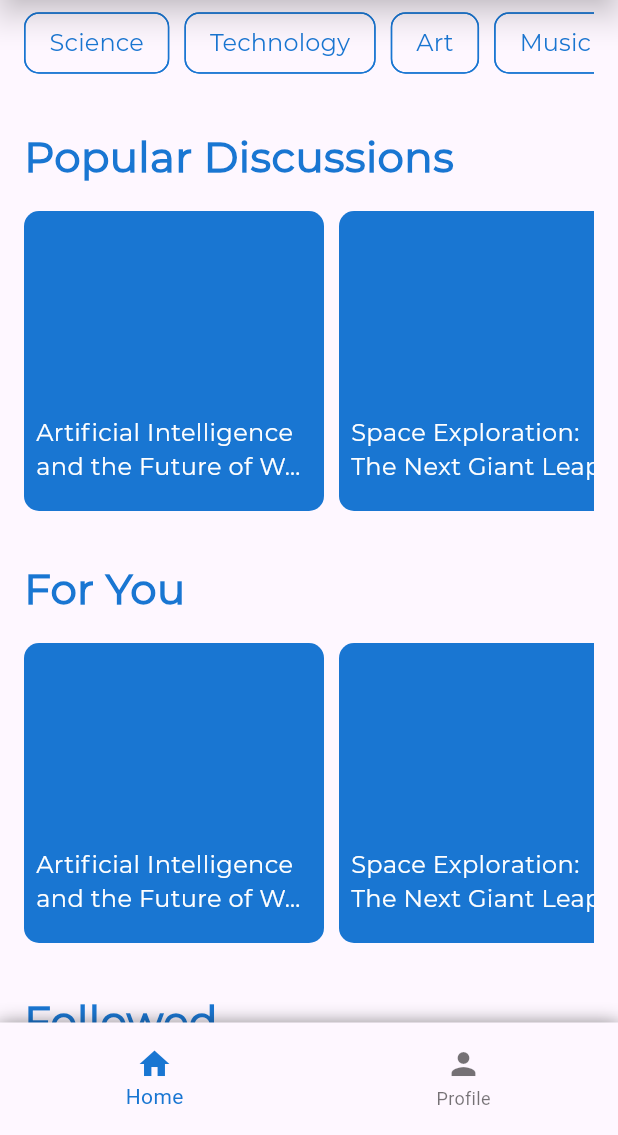
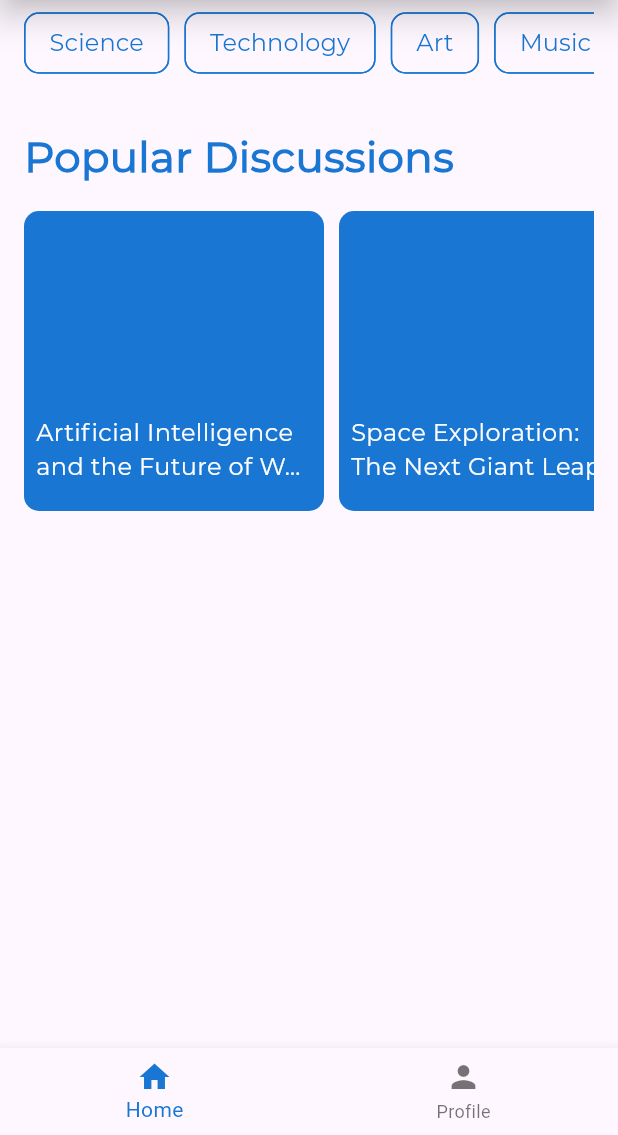
Before and after one commit to MuhIbrahimm/aplikasi_mobile, a Flutter app: the screen it shows after launch, after a tap on "Login", on a phone screen of 412 x 824 dp, the part 101-1236 px from its top. Run offline on Flutter 3.47's test engine with Material 3 defaults, Android fonts, the phone set to English and light mode, and no system bars; our stand-ins replace dio, get_storage; network calls fail.

Commit message:
splitting homepage into homescreen, homepage, profilepage

```diff
--- a/lib/home-page.dart
+++ b/lib/home-page.dart
@@ -1,74 +1,8 @@
+import 'package:flutter/material.dart';
 import 'package:aplikasi_mobile/style.dart';
-import 'package:flutter/material.dart';
 
-class homePage extends StatefulWidget {
-  const homePage({super.key});
-
-  @override
-  _homePageState createState() => _homePageState();
-}
-
-class _homePageState extends State<homePage> {
-  int _currentIndex = 0;
-
-  final List<Widget> _pages = [
-    HomePage(),
-    ProfilePage(),
-  ];
-
-  @override
-  Widget build(BuildContext context) {
-    return Scaffold(
-      appBar: AppBar(
-        shadowColor: appColors.bodyText,
-        elevation: 10.0,
-        backgroundColor: appColors.mainColor,
-        leading: Image.asset('assets/images/logo-white.png'),
-        actions: [
-          IconButton(
-            icon: const Icon(Icons.search),
-            onPressed: () {},
-            color: Colors.white,
-          ),
-        ],
-      ),
-      body: _pages[_currentIndex],
-      bottomNavigationBar: Container(
-        height: 75,
-        decoration: BoxDecoration(boxShadow: [
-          BoxShadow(
-              color: appColors.bodyText.withOpacity(0.45),
-              blurRadius: 10.0,
-              offset: Offset(0, 0))
-        ]),
-        child: BottomNavigationBar(
-          currentIndex: _currentIndex,
-          selectedItemColor: appColors.mainColor,
-          elevation: 10.0,
-          onTap: (index) {
-            setState(() {
-              _currentIndex = index;
-            });
-          },
-
-          items: const <BottomNavigationBarItem>[
-            BottomNavigationBarItem(
-              icon: Icon(Icons.home),
-              label: 'Home',
-            ),
-
-            BottomNavigationBarItem(
-              icon: Icon(Icons.person),
-              label: 'Profile',
-            ),
-          ],
-        ),
-      ),
-    );
-  }
-}
-
-List<String> _categories = [
+class HomePage extends StatelessWidget {
+  final List<String> _categories = [
     'Science',
     'Technology',
     'Art',
@@ -76,10 +10,10 @@ List<String> _categories = [
     'Gaming',
     'Books',
     'News',
-  'Politics'
+    'Politics',
   ];
 
-List<String> _discussions = [
+  final List<String> _discussions = [
     'Artificial Intelligence and the Future of Work',
     'Space Exploration: The Next Giant Leap',
     'Climate Change and Sustainable Solutions',
@@ -92,7 +26,6 @@ List<String> _discussions = [
     'The Future of Food: Innovation and Sustainability',
   ];
 
-class HomePage extends StatelessWidget {
   @override
   Widget build(BuildContext context) {
     return Scaffold(
@@ -177,112 +110,6 @@ class HomePage extends StatelessWidget {
                   ],
                 ),
               ),
-
-              const SizedBox(
-                height: 32.0,
-              ),
-
-              Text(
-                'For You',
-                style: TextStyles.h1,
-                textAlign: TextAlign.start,
-              ),
-
-              const SizedBox(
-                height: 16.0
-              ),
-
-              SingleChildScrollView(
-                scrollDirection: Axis.horizontal,
-                child: Wrap(
-                  spacing: 10.0,
-                  runSpacing: 10.0,
-                  children: [
-                    for (int i = 0; i < _discussions.length; i++)
-                      InkWell(
-                        child: Container(
-                          width: 200,
-                          height: 200,
-                          decoration: BoxDecoration(
-                            color: appColors.mainColor,
-                            borderRadius: BorderRadius.circular(10.0),
-                          ),
-                          child: Align(
-                            alignment: AlignmentDirectional.bottomCenter,
-                            child: Padding(
-                              padding: const EdgeInsets.only(bottom: 10.0),
-                              child: Padding(
-                                padding: const EdgeInsets.all(8.0),
-                                child: Text(
-                                  _discussions[
-                                      i],
-                                  maxLines: 2,
-                                  overflow: TextOverflow.ellipsis,
-                                  style: TextStyles.body.copyWith(
-                                    color: Colors.white,
-                                  ),
-                                ),
-                              ),
-                            ),
-                          ),
-                        ),
-                      ),
-                  ],
-                ),
-              ),
-
-              const SizedBox(
-                height: 32.0,
-              ),
-
-              Text(
-                'Followed',
-                style: TextStyles.h1,
-                textAlign: TextAlign.start,
-              ),
-
-              const SizedBox(
-                height: 16.0
-              ),
-
-              SingleChildScrollView(
-                scrollDirection: Axis.horizontal,
-                child: Wrap(
-                  spacing: 10.0,
-                  runSpacing: 10.0,
-                  children: [
-                    for (int i = 0; i < _discussions.length; i++)
-                      InkWell(
-                        child: Container(
-                          width: 200,
-                          height: 200,
-                          decoration: BoxDecoration(
-                            color: appColors.mainColor,
-                            borderRadius: BorderRadius.circular(10.0),
-                          ),
-                          child: Align(
-                            alignment: AlignmentDirectional.bottomCenter,
-                            child: Padding(
-                              padding: const EdgeInsets.only(bottom: 10.0),
-                              child: Padding(
-                                padding: const EdgeInsets.all(8.0),
-                                child: Text(
-                                  _discussions[
-                                      i],
-                                  maxLines: 2,
-                                  overflow: TextOverflow.ellipsis,
-                                  style: TextStyles.body.copyWith(
-                                    color: Colors.white,
-                                  ),
-                                ),
-                              ),
-                            ),
-                          ),
-                        ),
-                      ),
-                  ],
-                ),
-              ),
             ],
           ),
         ),
@@ -290,12 +117,3 @@ class HomePage extends StatelessWidget {
     );
   }
 }
-
-class ProfilePage extends StatelessWidget {
-  @override
-  Widget build(BuildContext context) {
-    return const Scaffold(
-      body: Text('Halaman Profile'),
-    );
-  }
-}
--- /dev/null
+++ b/lib/home-screen.dart
@@ -0,0 +1,59 @@
+import 'package:flutter/material.dart';
+import 'package:aplikasi_mobile/style.dart';
+import 'package:aplikasi_mobile/home-page.dart';
+import 'package:aplikasi_mobile/profile-page.dart';
+
+class HomeScreen extends StatefulWidget {
+  const HomeScreen({super.key});
+
+  @override
+  _HomeScreenState createState() => _HomeScreenState();
+}
+
+class _HomeScreenState extends State<HomeScreen> {
+  int _currentIndex = 0;
+
+  final List<Widget> _pages = [
+    HomePage(),
+    ProfilePage(),
+  ];
+
+  @override
+  Widget build(BuildContext context) {
+    return Scaffold(
+      appBar: AppBar(
+        shadowColor: appColors.bodyText,
+        elevation: 10.0,
+        backgroundColor: appColors.mainColor,
+        leading: Image.asset('assets/images/logo-white.png'),
+        actions: [
+          IconButton(
+            icon: const Icon(Icons.search),
+            onPressed: () {},
+            color: Colors.white,
+          ),
+        ],
+      ),
+      body: _pages[_currentIndex],
+      bottomNavigationBar: BottomNavigationBar(
+        currentIndex: _currentIndex,
+        selectedItemColor: appColors.mainColor,
+        onTap: (index) {
+          setState(() {
+            _currentIndex = index;
+          });
+        },
+        items: const [
+          BottomNavigationBarItem(
+            icon: Icon(Icons.home),
+            label: 'Home',
+          ),
+          BottomNavigationBarItem(
+            icon: Icon(Icons.person),
+            label: 'Profile',
+          ),
+        ],
+      ),
+    );
+  }
+}
--- a/lib/main.dart
+++ b/lib/main.dart
@@ -1,4 +1,4 @@
-import 'package:aplikasi_mobile/home-page.dart';
+import 'package:aplikasi_mobile/home-screen.dart';
 import 'package:aplikasi_mobile/login-page.dart';
 import 'package:aplikasi_mobile/register-page.dart';
 import 'package:get_storage/get_storage.dart';
@@ -20,7 +20,7 @@ class MyApp extends StatelessWidget {
         '/' : (context) => const loginPage(),
         '/register': (context) => const registerPage(),
         '/login': (context) => const loginPage(),
-        '/home': (context) => const homePage(),
+        '/home': (context) => const HomeScreen(),
       },
       initialRoute: '/',
     );
```
Also changed, not shown: lib/profile-page.dart (added, +100 -0 lines). Lines whose indentation alone changed are shown as unchanged.
